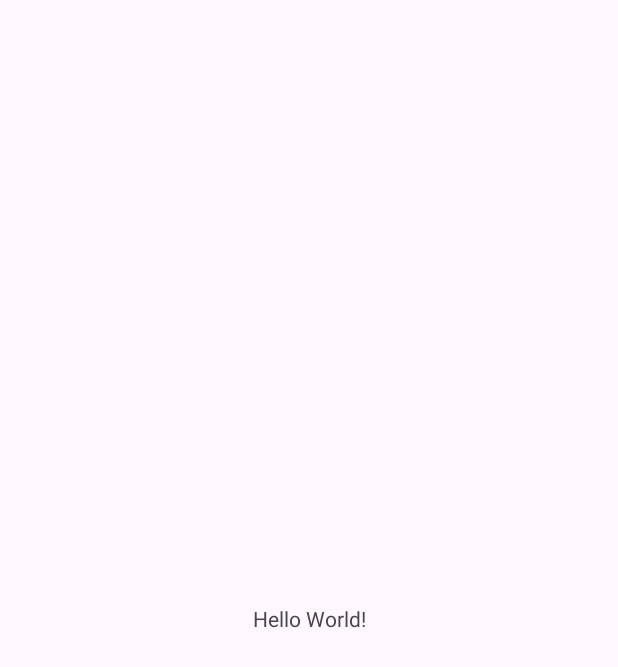
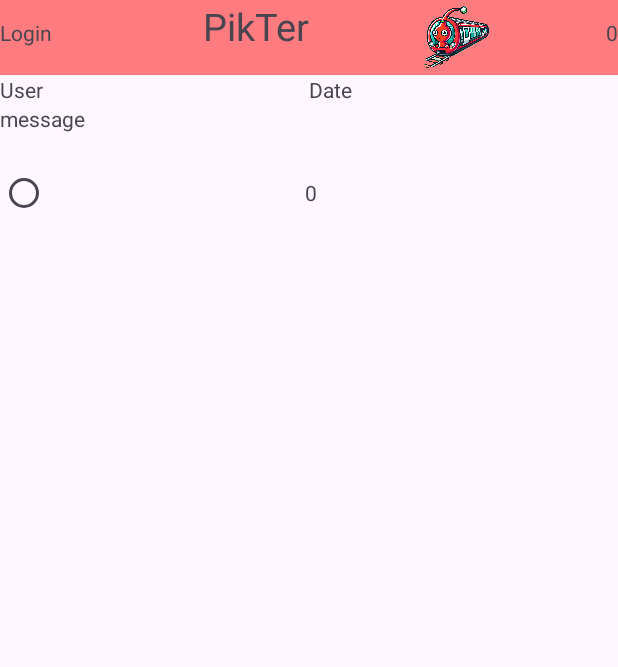
Before and after one commit to RobinBouvier/PikTer, an Android app: the screen it shows after launch (MainActivity), on a phone screen of 412 x 824 dp. Before the commit the part shown is almost empty. Shown: the top 667 px of the screen. Run offline under Robolectric (Android 15) with nearby library versions, the phone set to English and light mode, and no system bars.

Commit message:
activityMain xml

```diff
--- a/app/src/main/res/layout/activity_main.xml
+++ b/app/src/main/res/layout/activity_main.xml
@@ -7,13 +7,124 @@
     android:layout_height="match_parent"
     tools:context=".MainActivity">
 
-    <TextView
-        android:layout_width="wrap_content"
-        android:layout_height="wrap_content"
-        android:text="Hello World!"
-        app:layout_constraintBottom_toBottomOf="parent"
-        app:layout_constraintEnd_toEndOf="parent"
-        app:layout_constraintStart_toStartOf="parent"
-        app:layout_constraintTop_toTopOf="parent" />
+    <androidx.constraintlayout.widget.ConstraintLayout
+        android:layout_width="match_parent"
+        android:layout_height="match_parent">
+
+        <LinearLayout
+            android:layout_width="match_parent"
+            android:layout_height="match_parent"
+            android:orientation="vertical">
+
+            <LinearLayout
+                android:layout_width="match_parent"
+                android:layout_height="50dp"
+                android:background="#80FF0000"
+                android:orientation="horizontal">
+
+                <TextView
+                    android:id="@+id/login"
+                    android:layout_width="135dp"
+                    android:layout_height="wrap_content"
+                    android:text="Login" />
+
+                <TextView
+                    android:id="@+id/nameApp"
+                    android:layout_width="wrap_content"
+                    android:layout_height="wrap_content"
+                    android:text="PikTer"
+                    android:textSize="25dp" />
+
+                <ImageView
+                    android:id="@+id/imageView"
+                    android:layout_width="169dp"
+                    android:layout_height="match_parent"
+                    android:layout_weight="1"
+                    app:srcCompat="@drawable/pikterlogo" />
+
+                <TextView
+                    android:id="@+id/nbrMessages"
+                    android:layout_width="wrap_content"
+                    android:layout_height="wrap_content"
+                    android:text="0" />
+
+            </LinearLayout>
+
+            <LinearLayout
+                android:layout_width="match_parent"
+                android:layout_height="707dp"
+                android:orientation="vertical">
+
+                <LinearLayout
+                    android:id="@+id/messageVertical"
+                    android:layout_width="match_parent"
+                    android:layout_height="105dp"
+                    android:orientation="vertical">
+
+                    <LinearLayout
+                        android:id="@+id/userAndDate"
+                        android:layout_width="match_parent"
+                        android:layout_height="wrap_content"
+                        android:orientation="horizontal">
+
+                        <TextView
+                            android:id="@+id/userBody"
+                            android:layout_width="wrap_content"
+                            android:layout_height="wrap_content"
+                            android:layout_weight="1"
+                            android:text="User" />
+
+                        <TextView
+                            android:id="@+id/dateBody"
+                            android:layout_width="wrap_content"
+                            android:layout_height="wrap_content"
+                            android:layout_weight="1"
+                            android:text="Date" />
+
+                    </LinearLayout>
+
+                    <LinearLayout
+                        android:id="@+id/messageBodyLayout"
+                        android:layout_width="match_parent"
+                        android:layout_height="wrap_content"
+                        android:orientation="horizontal">
+
+                        <TextView
+                            android:id="@+id/messageBody"
+                            android:layout_width="wrap_content"
+                            android:layout_height="35dp"
+                            android:layout_weight="1"
+                            android:text="message" />
+
+                    </LinearLayout>
+
+                    <LinearLayout
+                        android:id="@+id/likeLayout"
+                        android:layout_width="match_parent"
+                        android:layout_height="wrap_content"
+                        android:orientation="horizontal">
+
+                        <RadioButton
+                            android:id="@+id/likeButton"
+                            android:layout_width="3dp"
+                            android:layout_height="wrap_content"
+                            android:layout_weight="1" />
+
+                        <TextView
+                            android:id="@+id/nbrLikeBody"
+                            android:layout_width="wrap_content"
+                            android:layout_height="wrap_content"
+                            android:layout_weight="1"
+                            android:text="0" />
+                    </LinearLayout>
+
+                </LinearLayout>
+
+            </LinearLayout>
+
+        </LinearLayout>
+
+
+    </androidx.constraintlayout.widget.ConstraintLayout>
 
 </androidx.constraintlayout.widget.ConstraintLayout>
```
Also changed, not shown: app/src/main/res/drawable/pikterlogo.png (added).
